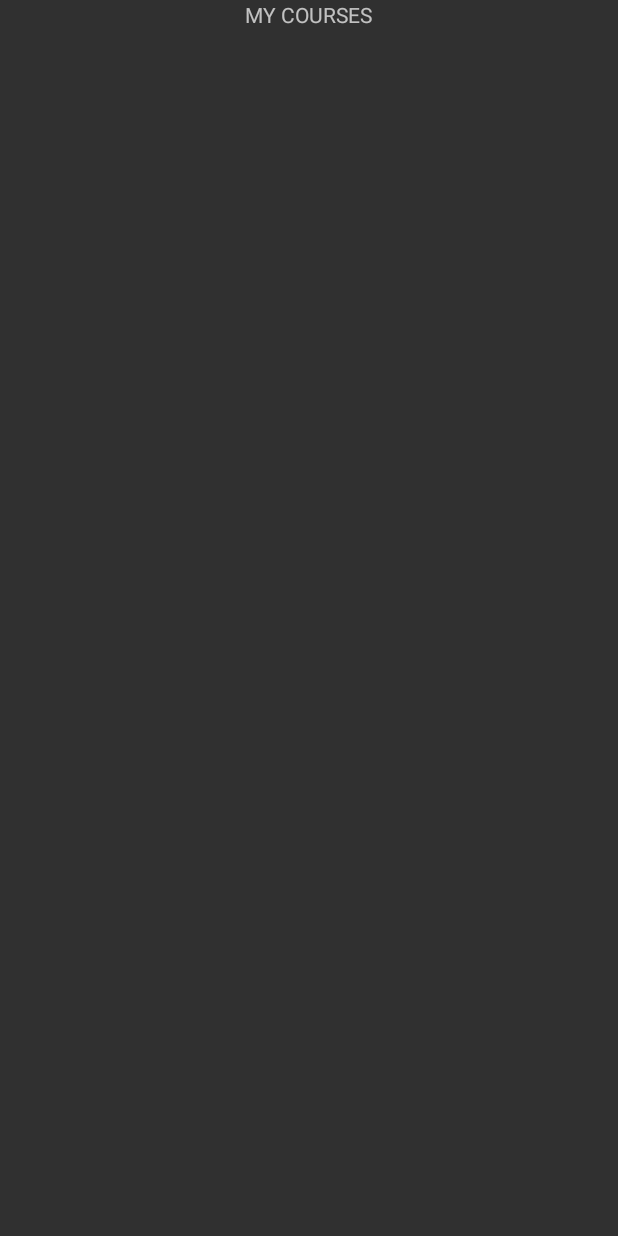
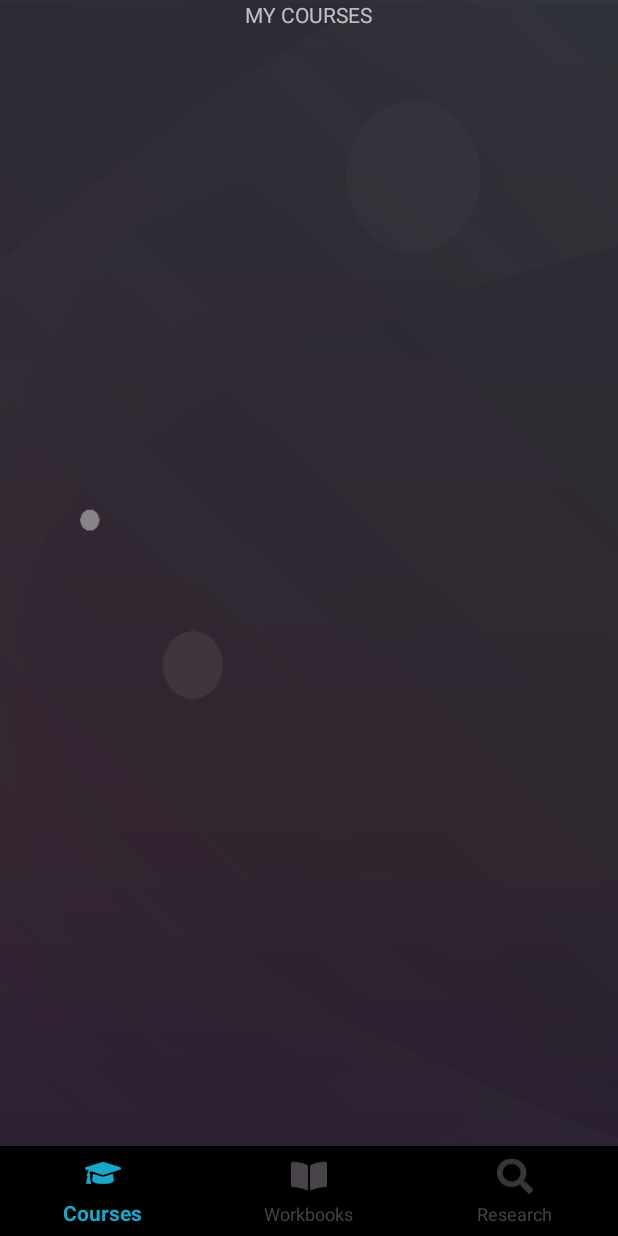
Before and after one commit to bjohnso/RHDigital, an Android app: the screen it shows after launch (MainActivity before the commit, CoursesActivity after it), on a phone screen of 412 x 824 dp. Before the commit the screen is almost empty. Run offline under Robolectric (Android 15) with nearby library versions, the phone set to English and light mode, and no system bars.

Commit message:
Added Selector to Bottom Nav for Active States

```diff
--- a/app/src/main/AndroidManifest.xml
+++ b/app/src/main/AndroidManifest.xml
@@ -17,7 +17,7 @@
 
         <activity android:name=".activities.AuthActivity"/>
 
-        <activity android:name=".activities.MainActivity"/>
+        <activity android:name=".activities.CoursesActivity"/>
     </application>
 
 </manifest>
--- a/app/src/main/java/com/example/rhdigital/activities/AuthActivity.java
+++ b/app/src/main/java/com/example/rhdigital/activities/AuthActivity.java
@@ -1,9 +1,7 @@
 package com.example.rhdigital.activities;
 
 import android.os.Bundle;
-import android.os.PersistableBundle;
 
-import androidx.annotation.Nullable;
 import androidx.appcompat.app.AppCompatActivity;
 
 import com.example.rhdigital.R;
@@ -20,9 +18,9 @@ public class AuthActivity extends AppCompatActivity {
     @Override
     protected void onCreate(Bundle savedInstanceState) {
         super.onCreate(savedInstanceState);
-        setContentView(R.layout.activity_main);
+        setContentView(R.layout.activity_auth);
 
-        mCustomViewPager = findViewById(R.id.container_main);
+        mCustomViewPager = findViewById(R.id.container_auth);
         setUpViewPager(mCustomViewPager);
     }
 
--- a/app/src/main/java/com/example/rhdigital/activities/MainActivity.java
+++ b/app/src/main/java/com/example/rhdigital/activities/CoursesActivity.java
@@ -12,7 +12,7 @@ import com.example.rhdigital.fragments.MyResearchFragment;
 import com.example.rhdigital.fragments.MyWorkbooksFragment;
 import com.example.rhdigital.view.CustomViewPager;
 
-public class MainActivity extends AppCompatActivity {
+public class CoursesActivity extends AppCompatActivity {
 
     //Components
     CustomViewPager mCustomViewPager;
@@ -20,9 +20,9 @@ public class MainActivity extends AppCompatActivity {
     @Override
     protected void onCreate(Bundle savedInstanceState) {
         super.onCreate(savedInstanceState);
-        setContentView(R.layout.activity_main);
+        setContentView(R.layout.activity_courses);
 
-        mCustomViewPager = findViewById(R.id.container_main);
+        mCustomViewPager = findViewById(R.id.container_courses);
         setUpViewPager(mCustomViewPager);
     }
 
--- a/app/src/main/java/com/example/rhdigital/activities/SplashActivity.java
+++ b/app/src/main/java/com/example/rhdigital/activities/SplashActivity.java
@@ -6,16 +6,13 @@ import android.content.Intent;
 import android.os.Bundle;
 
 import com.example.rhdigital.R;
-import com.example.rhdigital.adapters.SectionsStatePagerAdapter;
-import com.example.rhdigital.view.CustomViewPager;
 
 public class SplashActivity extends AppCompatActivity {
 
     @Override
     protected void onCreate(Bundle savedInstanceState) {
         super.onCreate(savedInstanceState);
-        setContentView(R.layout.activity_main);
-        Intent intent = new Intent(this, MainActivity.class);
+        Intent intent = new Intent(this, CoursesActivity.class);
         this.startActivity(intent);
     }
 }
--- /dev/null
+++ b/app/src/main/res/drawable/bottom_nav_colors.xml
@@ -0,0 +1,10 @@
+<?xml version="1.0" encoding="utf-8"?>
+<selector xmlns:android="http://schemas.android.com/apk/res/android">
+    <item
+        android:state_checked="true"
+        android:color="@color/activeBlue"
+        />
+    <item
+        android:state_checked="false"
+        android:color="@color/deepGrey" />
+</selector>
--- a/app/src/main/res/layout/activity_main.xml
+++ b/app/src/main/res/layout/activity_auth.xml
@@ -1,13 +1,12 @@
 <?xml version="1.0" encoding="utf-8"?>
 <androidx.constraintlayout.widget.ConstraintLayout xmlns:android="http://schemas.android.com/apk/res/android"
-    xmlns:app="http://schemas.android.com/apk/res-auto"
     xmlns:tools="http://schemas.android.com/tools"
     android:layout_width="match_parent"
     android:layout_height="match_parent"
     tools:context=".activities.SplashActivity">
 
     <com.example.rhdigital.view.CustomViewPager
-        android:id="@+id/container_main"
+        android:id="@+id/container_auth"
         android:layout_width="match_parent"
         android:layout_height="match_parent"/>
 
--- a/app/src/main/res/layout/courses_main_layout.xml
+++ b/app/src/main/res/layout/activity_courses.xml
@@ -7,7 +7,7 @@
     android:background="@drawable/background">
 
     <com.example.rhdigital.view.CustomViewPager
-        android:id="@+id/courses_container"
+        android:id="@+id/container_courses"
         android:layout_width="match_parent"
         android:layout_height="match_parent"
         android:layout_marginBottom="60dp"/>
@@ -17,7 +17,9 @@
         android:layout_width="match_parent"
         android:layout_height="60dp"
         app:layout_constraintBottom_toBottomOf="parent"
-        app:menu="@menu/courses_menu_bottom" />
+        app:itemIconTint="@drawable/bottom_nav_colors"
+        app:itemTextColor="@drawable/bottom_nav_colors"
+        app:menu="@menu/courses_menu_bottom"/>
 
 
 </androidx.constraintlayout.widget.ConstraintLayout>
--- a/app/src/main/res/values/colors.xml
+++ b/app/src/main/res/values/colors.xml
@@ -8,4 +8,6 @@
 
     <color name="offWhite">#F1F0EA</color>
     <color name="boneWhite"></color>
+    <color name="activeBlue">#17A7CB</color>
+    <color name="deepGrey">#474348</color>
 </resources>
```
